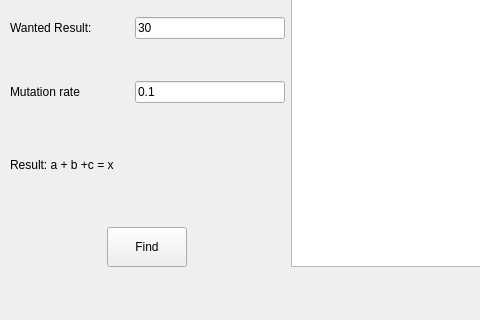
Before: the Qt Designer form app/form.ui in torar9/genetic-algorithm-equation, drawn with Qt 5; both pictures show x 0 to 480 and y 93 to 413 of the 944 by 413 pixel window.
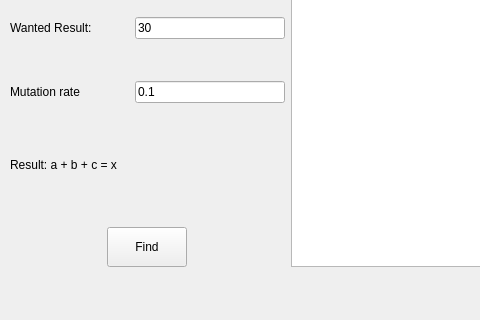
After: the same form once the commit is applied.

Commit message: Fix typo error in form

```diff
--- a/app/form.ui
+++ b/app/form.ui
@@ -102,7 +102,7 @@
        </size>
       </property>
       <property name="text">
-       <string>Result: a + b +c = x</string>
+       <string>Result: a + b + c = x</string>
       </property>
      </widget>
     </item>
```
The commit also changes 1 other file.
